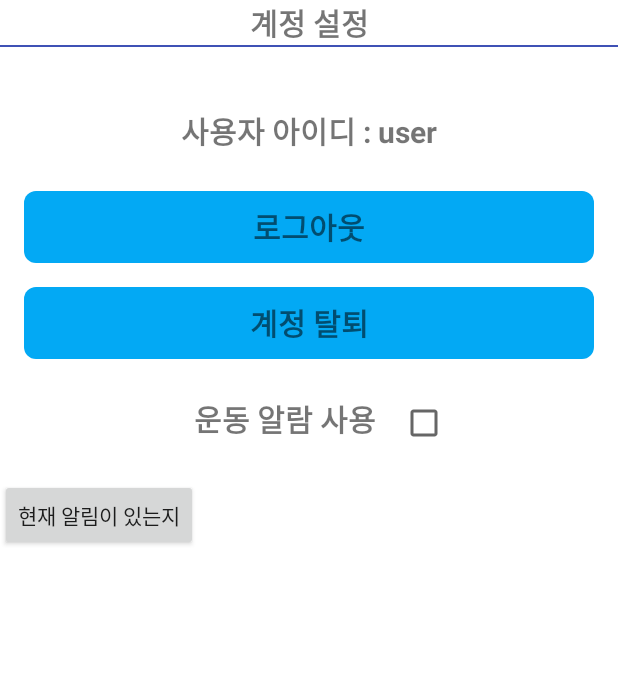
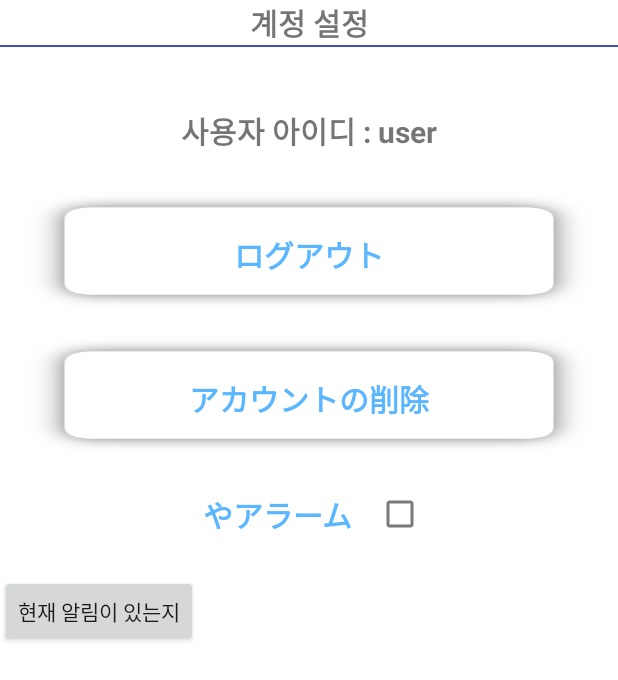
Before and after one commit to chamoosng/HometrainingApp, an Android app: the fragment FragmentMainSetting shown on its own in the app's theme, on a phone screen of 412 x 824 dp. Shown: the top 680 px of the screen. Run offline under Robolectric (Android 15) with nearby library versions, the phone set to English and light mode, and no system bars; our stand-ins replace Firebase (no records; nobody signed in at launch, a user with empty details on screens opened directly); libraries missing offline, so code that uses them is left out: com.firebase.ui.

Commit message:
Update (d-day, setting)
D-day
Setting ( checkbox design update)

```diff
--- a/HealthMyself_git/app/src/main/res/layout/fragment_main_setting.xml
+++ b/HealthMyself_git/app/src/main/res/layout/fragment_main_setting.xml
@@ -44,26 +44,28 @@
 
     <TextView
         android:id="@+id/btn_logout"
-        android:text="로그아웃"
+        android:text="ログアウト"
         android:layout_width="match_parent"
-        android:layout_height="48dp"
+        android:layout_height="80dp"
         android:layout_marginLeft="16dp"
         android:layout_marginRight="16dp"
         android:layout_marginBottom="16dp"
-        android:background="@drawable/button_background"
+        android:textColor="@color/pastel_blue"
+        android:background="@drawable/main_button"
         android:textSize="20dp"
         android:textStyle="bold"
         android:gravity="center"
         />
     <TextView
         android:id="@+id/btn_account_delete"
-        android:text="계정 탈퇴"
+        android:text="アカウントの削除"
         android:layout_width="match_parent"
-        android:layout_height="48dp"
+        android:layout_height="80dp"
         android:layout_marginLeft="16dp"
         android:layout_marginRight="16dp"
         android:layout_marginBottom="16dp"
-        android:background="@drawable/button_background"
+        android:textColor="@color/pastel_blue"
+        android:background="@drawable/main_button"
         android:textSize="20dp"
         android:textStyle="bold"
         android:gravity="center"
@@ -76,9 +78,10 @@
 
         <TextView
             android:id="@+id/alarm_txt"
-            android:text="운동 알람 사용"
+            android:text="やアラーム"
             android:layout_width="match_parent"
             android:layout_height="48dp"
+            android:textColor="@color/pastel_blue"
             android:layout_marginLeft="16dp"
             android:layout_marginRight="16dp"
             android:layout_marginBottom="16dp"
@@ -86,10 +89,14 @@
             android:textStyle="bold"
             android:gravity="center"
             />
+
         <com.google.android.material.checkbox.MaterialCheckBox
             android:id="@+id/alarm_check"
             android:layout_width="wrap_content"
             android:layout_height="wrap_content"
+            android:theme="@style/CustomCheckbox01"
+            android:paddingTop="10dp"
+            android:layout_marginRight="10dp"
             />
 
     </LinearLayout>
--- a/HealthMyself_git/app/src/main/res/values/themes.xml
+++ b/HealthMyself_git/app/src/main/res/values/themes.xml
@@ -21,4 +21,10 @@
     <style name="DialogTheme" parent="Theme.AppCompat.Light.Dialog.Alert">
         <item name="colorAccent">@color/pastel_blue</item>
     </style>
+
+    <style name="CustomCheckbox01" parent="@style/Widget.AppCompat.CompoundButton.CheckBox">
+        <item name="android:colorControlNormal">#7a7a7a</item>
+        <item name="android:colorControlActivated">@color/pastel_blue</item>
+        <item name="android:colorControlHighlight">@color/pastel_blue</item>
+    </style>
 </resources>
```
Also changed, not shown: HealthMyself_git/app/src/main/java/com/example/healthmyself/Fragment/FragmentMainHome.kt (+10 -9 lines).
